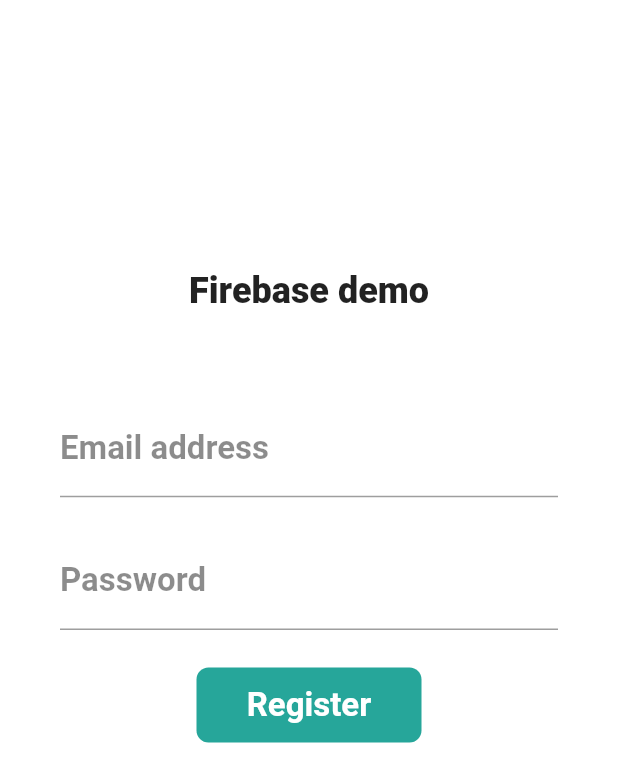
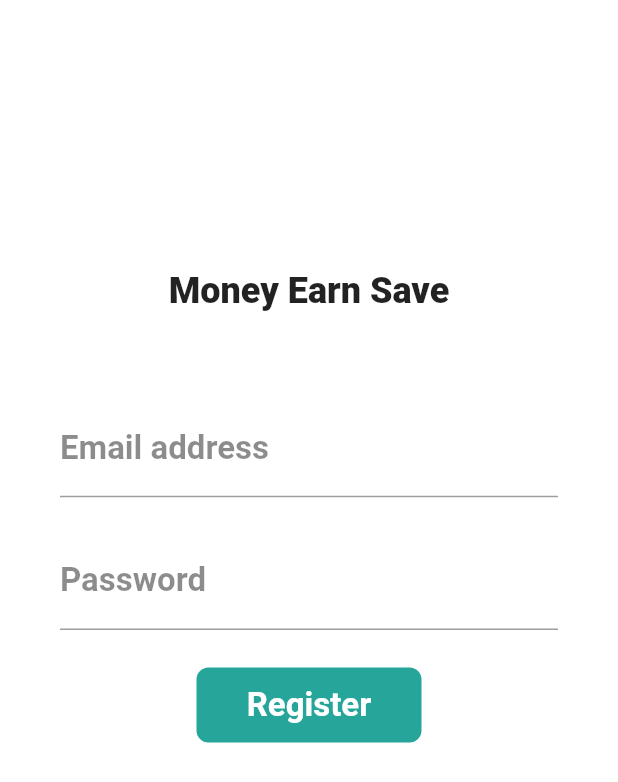
Before and after one commit to mansourem/rev_uc_2022, a Flutter app: the screen it shows after launch, on a phone screen of 412 x 824 dp. Shown: the top 782 px of the screen. Run offline on Flutter 3.47's test engine with Material 2 defaults, Android fonts, the light colour scheme and no system bars; our stand-ins replace firebase_auth, firebase_core, fluttertoast; accounts and stored records are empty.

Commit message:
Update auth.dart

```diff
--- a/lib/auth.dart
+++ b/lib/auth.dart
@@ -29,7 +29,7 @@
         child: Column(
           children: <Widget>[
             SizedBox(height: 180),
-            Text("Firebase demo",
+            Text("Money Earn Save",
                 style: TextStyle(
                   fontSize: 24,
                   fontWeight: FontWeight.w900,
@@ -105,7 +105,7 @@
                                   gravity: ToastGravity.TOP,
                                   timeInSecForIosWeb: 3,
                                   fontSize: 16.0);
-                              Navigator.pushNamed(context,'/');
+                              Navigator.pushNamed(context,'/home');
 
                             } on FirebaseAuthException catch (e) {
                               Fluttertoast.showToast(
```
